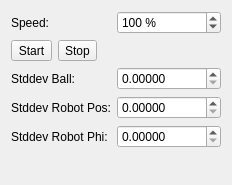
The window that src/ra/simulatorwidget.ui (robotics-erlangen/framework) describes before a commit, drawn with Qt 5.
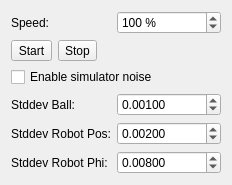
The same window after the commit.

Diff of the .ui file:
```diff
--- a/src/ra/simulatorwidget.ui
+++ b/src/ra/simulatorwidget.ui
@@ -55,14 +55,14 @@
      </item>
     </layout>
    </item>
-   <item row="2" column="0">
+   <item row="3" column="0">
     <widget class="QLabel" name="label_2">
      <property name="text">
       <string>Stddev Ball:</string>
      </property>
     </widget>
    </item>
-   <item row="2" column="1">
+   <item row="3" column="1">
     <widget class="QDoubleSpinBox" name="spinStddevBall">
      <property name="decimals">
       <number>5</number>
@@ -73,16 +73,19 @@
      <property name="singleStep">
       <double>0.001000000000000</double>
      </property>
+     <property name="value">
+      <double>0.001000000000000</double>
+     </property>
     </widget>
    </item>
-   <item row="3" column="0">
+   <item row="4" column="0">
     <widget class="QLabel" name="label_3">
      <property name="text">
       <string>Stddev Robot Pos:</string>
      </property>
     </widget>
    </item>
-   <item row="3" column="1">
+   <item row="4" column="1">
     <widget class="QDoubleSpinBox" name="spinStddevRobotPos">
      <property name="decimals">
       <number>5</number>
@@ -93,16 +96,19 @@
      <property name="singleStep">
       <double>0.001000000000000</double>
      </property>
+     <property name="value">
+      <double>0.002000000000000</double>
+     </property>
     </widget>
    </item>
-   <item row="4" column="0">
+   <item row="5" column="0">
     <widget class="QLabel" name="label_4">
      <property name="text">
       <string>Stddev Robot Phi:</string>
      </property>
     </widget>
    </item>
-   <item row="4" column="1">
+   <item row="5" column="1">
     <widget class="QDoubleSpinBox" name="spinStddevRobotPhi">
      <property name="decimals">
       <number>5</number>
@@ -112,6 +118,16 @@
      </property>
      <property name="singleStep">
       <double>0.001000000000000</double>
+     </property>
+     <property name="value">
+      <double>0.008000000000000</double>
+     </property>
+    </widget>
+   </item>
+   <item row="2" column="0" colspan="2">
+    <widget class="QCheckBox" name="chkEnableNoise">
+     <property name="text">
+      <string>Enable simulator noise</string>
      </property>
     </widget>
    </item>
```
